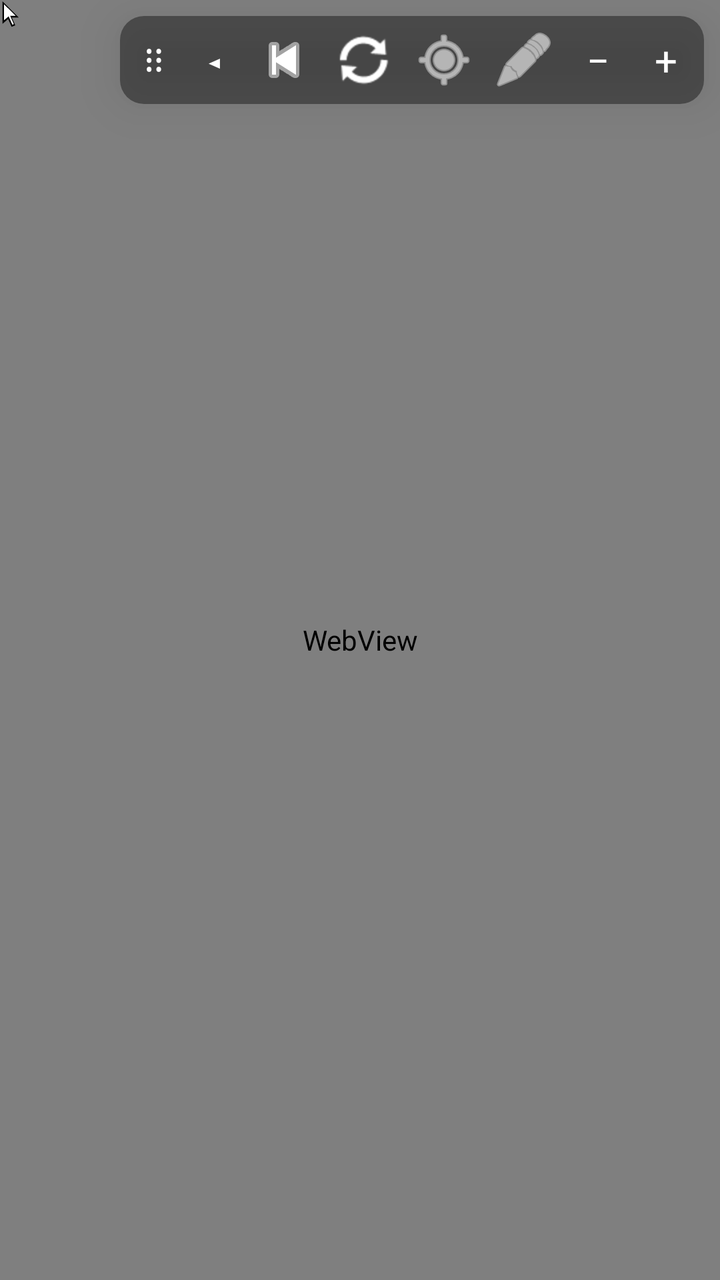
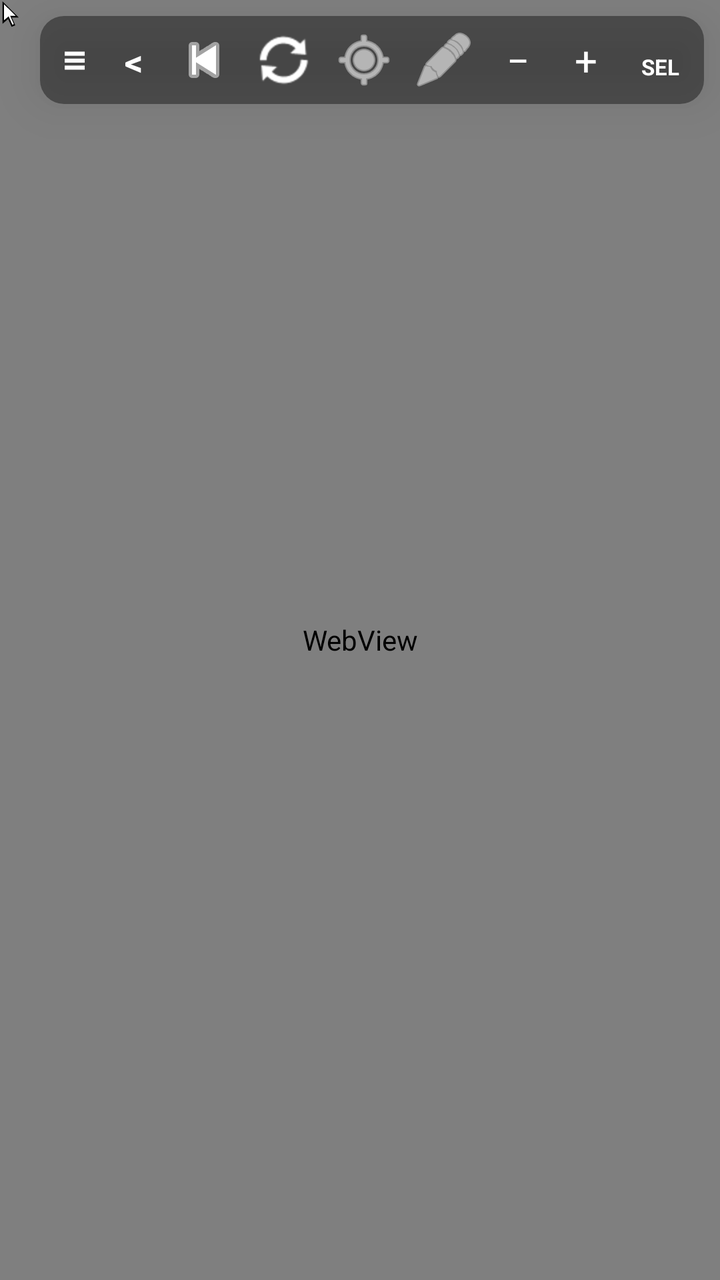

Two renders of the same Android screen: before a commit and after it. Below are the layout's source before the change and the commit's diff.
<!-- AndroidManifest.xml: activity theme Theme.OfficeDesktop.Fullscreen -->
<!-- res/layout/activity_main.xml -->
<?xml version="1.0" encoding="utf-8"?>
<FrameLayout xmlns:android="http://schemas.android.com/apk/res/android"
    android:id="@+id/rootContainer"
    android:layout_width="match_parent"
    android:layout_height="match_parent"
    android:background="@color/black">

    
    <WebView
        android:id="@+id/webView"
        android:layout_width="match_parent"
        android:layout_height="match_parent" />

    
    <View
        android:id="@+id/touchPad"
        android:layout_width="match_parent"
        android:layout_height="match_parent"
        android:background="@android:color/transparent" />

    
    <ImageView
        android:id="@+id/cursor"
        android:layout_width="15dp"
        android:layout_height="15dp"
        android:src="@drawable/cursor"
        android:elevation="12dp"
        android:importantForAccessibility="no" />

    
    <LinearLayout
        android:id="@+id/toolbar"
        android:layout_width="wrap_content"
        android:layout_height="wrap_content"
        android:layout_gravity="top|end"
        android:layout_margin="8dp"
        android:orientation="horizontal"
        android:background="@drawable/toolbar_bg"
        android:padding="2dp"
        android:elevation="14dp">

        
        <TextView
            android:id="@+id/btnDragHandle"
            android:layout_width="30dp"
            android:layout_height="40dp"
            android:gravity="center"
            android:text="⠿"
            android:textColor="#FFFFFF"
            android:textSize="18sp"
            android:contentDescription="Drag toolbar" />

        
        <TextView
            android:id="@+id/btnCollapseToggle"
            android:layout_width="30dp"
            android:layout_height="40dp"
            android:gravity="center"
            android:text="◂"
            android:textColor="#FFFFFF"
            android:textSize="16sp"
            android:contentDescription="Collapse toolbar" />

        <LinearLayout
            android:id="@+id/toolbarButtons"
            android:layout_width="wrap_content"
            android:layout_height="wrap_content"
            android:orientation="horizontal"
            android:visibility="visible">

            <ImageButton
                android:id="@+id/btnBack"
                style="?android:attr/borderlessButtonStyle"
                android:layout_width="40dp"
                android:layout_height="40dp"
                android:src="@android:drawable/ic_media_previous"
                android:tint="#FFFFFF"
                android:contentDescription="Back" />

            <ImageButton
                android:id="@+id/btnReload"
                style="?android:attr/borderlessButtonStyle"
                android:layout_width="40dp"
                android:layout_height="40dp"
                android:src="@android:drawable/ic_popup_sync"
                android:tint="#FFFFFF"
                android:contentDescription="Reload" />

            <ImageButton
                android:id="@+id/btnMouseToggle"
                style="?android:attr/borderlessButtonStyle"
                android:layout_width="40dp"
                android:layout_height="40dp"
                android:src="@android:drawable/ic_menu_mylocation"
                android:tint="#FFFFFF"
                android:contentDescription="Toggle virtual mouse" />

            <ImageButton
                android:id="@+id/btnKeyboard"
                style="?android:attr/borderlessButtonStyle"
                android:layout_width="40dp"
                android:layout_height="40dp"
                android:src="@android:drawable/ic_menu_edit"
                android:tint="#FFFFFF"
                android:contentDescription="Show keyboard" />

            <TextView
                android:id="@+id/btnZoomOut"
                android:layout_width="34dp"
                android:layout_height="40dp"
                android:gravity="center"
                android:text="−"
                android:textColor="#FFFFFF"
                android:textSize="20sp"
                android:contentDescription="Zoom out (fit more on screen)" />

            <TextView
                android:id="@+id/btnZoomIn"
                android:layout_width="34dp"
                android:layout_height="40dp"
                android:gravity="center"
                android:text="+"
                android:textColor="#FFFFFF"
                android:textSize="20sp"
                android:contentDescription="Zoom in" />
        </LinearLayout>
    </LinearLayout>

</FrameLayout>
<!-- resources referenced by this layout -->
<resources>
  <color name="black">#FF000000</color>
  <!-- drawable cursor (drawable) -->
  <?xml version="1.0" encoding="utf-8"?>
  <vector xmlns:android="http://schemas.android.com/apk/res/android"
      android:width="15dp"
      android:height="15dp"
      android:viewportWidth="24"
      android:viewportHeight="24">
  
      
      <path
          android:fillColor="#000000"
          android:pathData="M2,1 L2,19 L6.5,15.2 L9.3,21.5 L12.2,20.2 L9.4,14 L15,14 Z" />
  
      
      <path
          android:fillColor="#FFFFFF"
          android:pathData="M3.2,3.4 L3.2,16.2 L6.9,13.1 L9.9,19.8 L11.1,19.3 L8.1,12.6 L12.6,12.6 Z" />
  </vector>
  <!-- drawable toolbar_bg (drawable) -->
  <?xml version="1.0" encoding="utf-8"?>
  <shape xmlns:android="http://schemas.android.com/apk/res/android"
      android:shape="rectangle">
      <solid android:color="@color/toolbar_bg" />
      <corners android:radius="12dp" />
  </shape>
  <style name="Theme.OfficeDesktop.Fullscreen">
          <item name="android:windowFullscreen">true</item>
          <item name="android:windowNoTitle">true</item>
          <item name="android:windowActionBar">false</item>
          <item name="android:windowContentOverlay">@null</item>
          <item name="android:windowDrawsSystemBarBackgrounds">false</item>
          <item name="android:windowLayoutInDisplayCutoutMode" tools:targetApi="27">shortEdges</item>
      </style>
  <color name="toolbar_bg">#66000000</color>
</resources>

<!-- the commit's change to res/layout/activity_main.xml (unified diff, before → after) -->
@@ -45,9 +45,10 @@
             android:layout_width="30dp"
             android:layout_height="40dp"
             android:gravity="center"
-            android:text="⠿"
+            android:text="≡"
             android:textColor="#FFFFFF"
-            android:textSize="18sp"
+            android:textStyle="bold"
+            android:textSize="20sp"
             android:contentDescription="Drag toolbar" />
 
         
@@ -56,9 +57,10 @@
             android:layout_width="30dp"
             android:layout_height="40dp"
             android:gravity="center"
-            android:text="◂"
+            android:text="&lt;"
             android:textColor="#FFFFFF"
-            android:textSize="16sp"
+            android:textStyle="bold"
+            android:textSize="18sp"
             android:contentDescription="Collapse toolbar" />
 
         <LinearLayout
@@ -123,6 +125,17 @@
                 android:textColor="#FFFFFF"
                 android:textSize="20sp"
                 android:contentDescription="Zoom in" />
+
+            <TextView
+                android:id="@+id/btnDragSelect"
+                android:layout_width="40dp"
+                android:layout_height="40dp"
+                android:gravity="center"
+                android:text="SEL"
+                android:textColor="#FFFFFF"
+                android:textStyle="bold"
+                android:textSize="11sp"
+                android:contentDescription="Toggle drag-select mode" />
         </LinearLayout>
     </LinearLayout>
 
